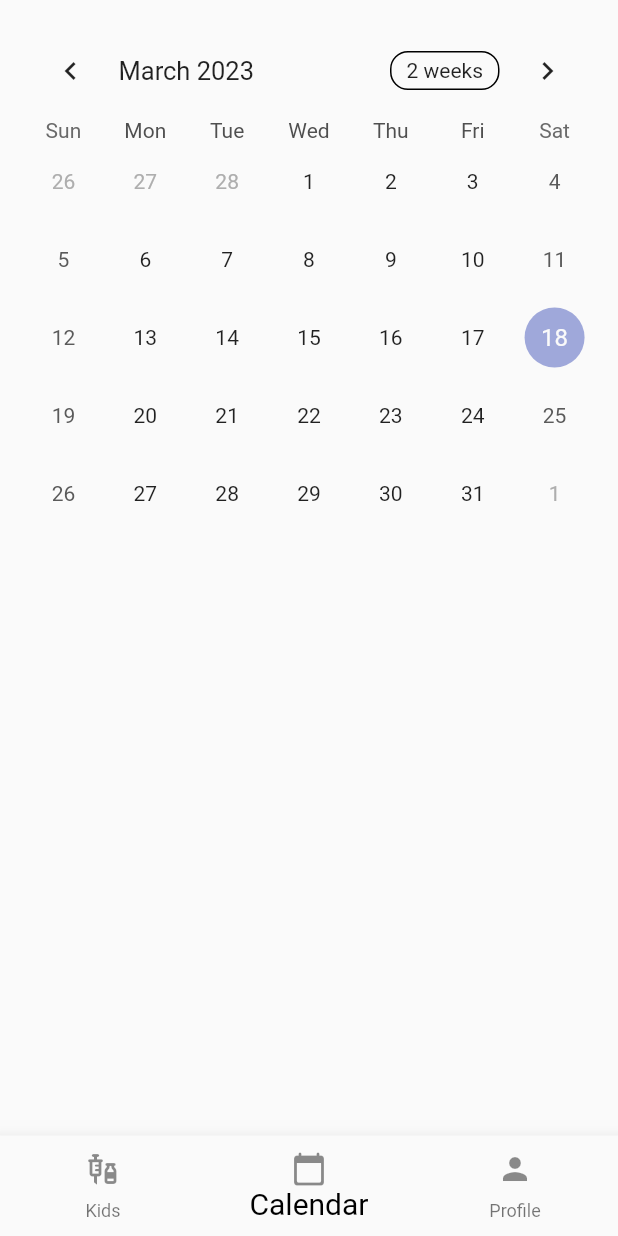
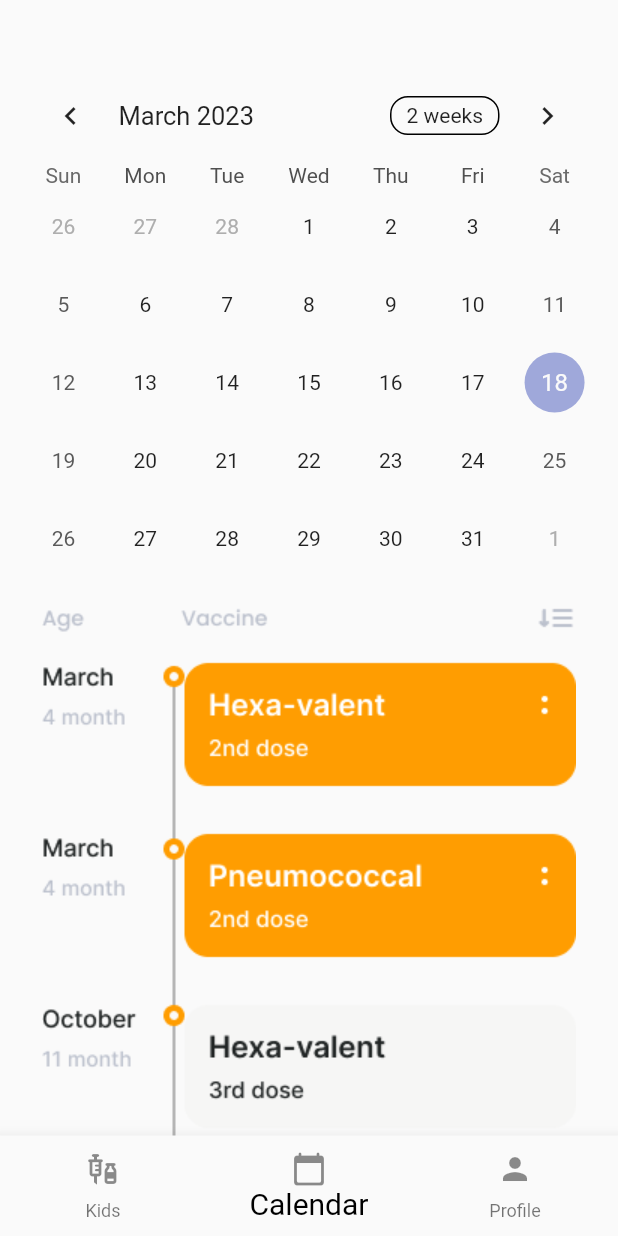
Before and after one commit to bjudob/duckcination, a Flutter app: the screen it shows after launch, item 2 of the bottom bar chosen, on a phone screen of 412 x 824 dp. Run offline on Flutter 3.47's test engine with Material 2 defaults, Android fonts, the phone set to English and light mode, and no system bars; drawn by our look-alikes of table_calendar; our stand-ins replace firebase_core, settings_ui, video_player; accounts and stored records are empty; Roboto replaces fonts that are missing (Georgia).

Commit message:
add timeline error

```diff
--- a/lib/models/long_descriptions.dart
+++ b/lib/models/long_descriptions.dart
@@ -1,19 +1,10 @@
 String hepatitis_key_facts=
 """
-The 6-in-1 vaccine is a
-combination vaccine that
-protects
-against six different diseases:
-diphtheria, tetanus, pertussis
- (whooping cough),
- poliomyelitis,
- hepatitis B, and
+The 6-in-1 vaccine is a combination vaccine that protects against six different diseases:diphtheria, tetanus, pertussis(whooping cough),poliomyelitis, hepatitis B, and
 Haemophilus influenzae type b (Hib)
  infection.
 
-It is given in a series of doses,
- typically starting
- at 2 months of age, with booster doses
+It is given in a series of doses,typically startingat 2 months of age, with booster doses
 given at regular intervals until
 the child is
  fully immunized.
--- a/lib/ui/elements/show_text.dart
+++ b/lib/ui/elements/show_text.dart
@@ -39,7 +39,7 @@ class _ShowTextState extends State<ShowText> {
           const Divider(
             color: Colors.red,
           ),
-          Visibility(visible: visible, child: Text(widget.description.content))
+          Visibility(visible: visible, child: Container(child: Text(widget.description.content)))
         ],
       )),
     );
--- a/lib/ui/screens/calendar_screen.dart
+++ b/lib/ui/screens/calendar_screen.dart
@@ -11,13 +11,21 @@ class CalendarScreen extends StatefulWidget {
 class _CalendarScreenState extends State<CalendarScreen> {
   @override
   Widget build(BuildContext context) {
-    return Container(
+    return Column(
+      children: [
+        SizedBox(height: 30,),
+        Container(
           padding: EdgeInsets.all(15),
           child: TableCalendar(
             firstDay: DateTime.utc(2010, 10, 16),
             lastDay: DateTime.utc(2030, 3, 14),
             focusedDay: DateTime.now(),
           ),
+        ),
+        SingleChildScrollView(
+            child: Column(children: [Image.asset('img/schedule.png')])
+        ),
+      ],
     );
   }
 }
--- a/pubspec.yaml
+++ b/pubspec.yaml
@@ -76,6 +76,7 @@ flutter:
    - img/lung.png
    - img/penta.png
    - img/graph.mp4
+   - img/schedule.png
   #   - images/a_dot_ham.jpeg
 
   # An image asset can refer to one or more resolution-specific "variants", see
```
Also changed, not shown: img/schedule.png (added). Lines whose indentation alone changed are shown as unchanged.
